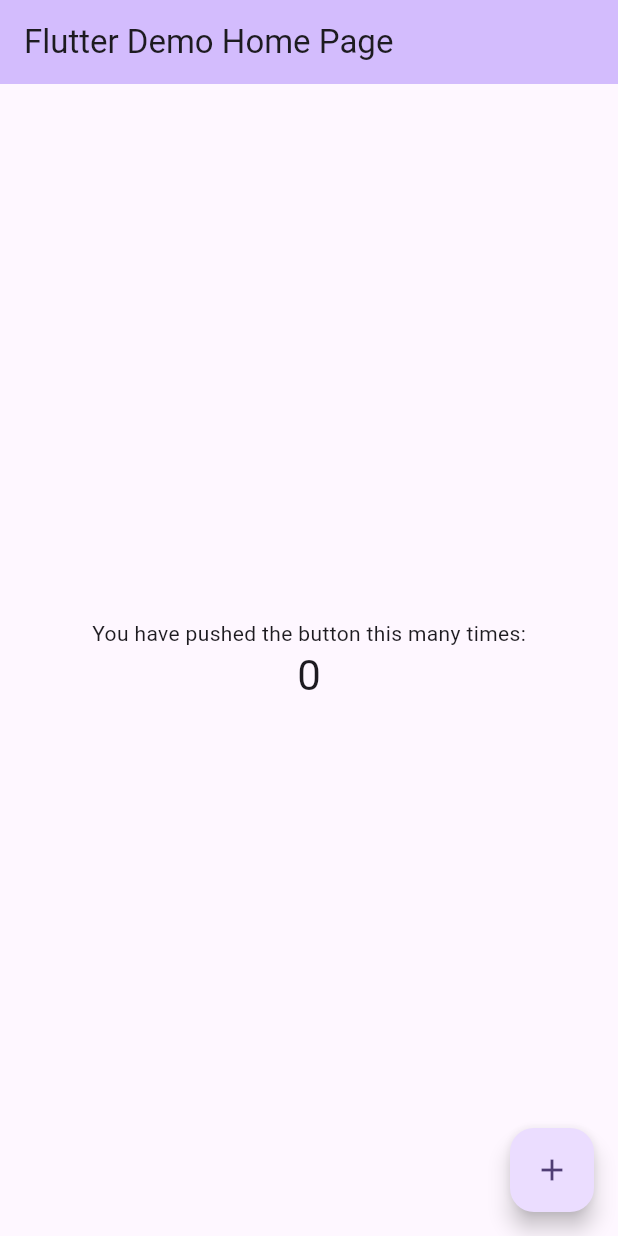
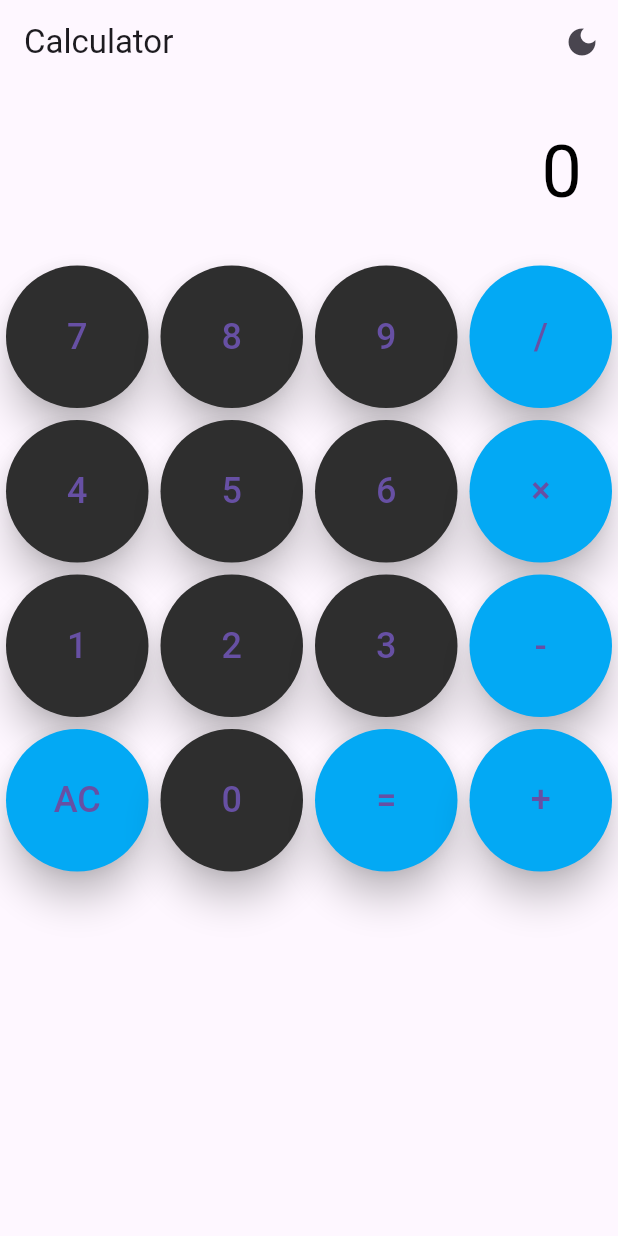
Before and after one commit to jjacob-t/MAD_hw1, a Flutter app: the screen it shows after launch, on a phone screen of 412 x 824 dp. Run offline on Flutter 3.47's test engine with Material 3 defaults, Android fonts, the phone set to English and light mode, and no system bars.

Commit message:
Finished calculator

```diff
--- a/lib/main.dart
+++ b/lib/main.dart
@@ -1,121 +1,213 @@
 import 'package:flutter/material.dart';
 
 void main() {
-  runApp(const MyApp());
+  runApp(const CalculatorApp());
 }
 
-class MyApp extends StatelessWidget {
-  const MyApp({super.key});
+class CalculatorApp extends StatelessWidget {
+  const CalculatorApp({super.key});
 
-  // This widget is the root of your application.
   @override
   Widget build(BuildContext context) {
     return MaterialApp(
-      title: 'Flutter Demo',
-      theme: ThemeData(
-        // This is the theme of your application.
-        //
-        // TRY THIS: Try running your application with "flutter run". You'll see
-        // the application has a purple toolbar. Then, without quitting the app,
-        // try changing the seedColor in the colorScheme below to Colors.green
-        // and then invoke "hot reload" (save your changes or press the "hot
-        // reload" button in a Flutter-supported IDE, or press "r" if you used
-        // the command line to start the app).
-        //
-        // Notice that the counter didn't reset back to zero; the application
-        // state is not lost during the reload. To reset the state, use hot
-        // restart instead.
-        //
-        // This works for code too, not just values: Most code changes can be
-        // tested with just a hot reload.
-        colorScheme: .fromSeed(seedColor: Colors.deepPurple),
-      ),
-      home: const MyHomePage(title: 'Flutter Demo Home Page'),
+      theme: ThemeData.light(),
+      darkTheme: ThemeData.dark(),
+      home: CalculatorPage(),
     );
   }
 }
 
-class MyHomePage extends StatefulWidget {
-  const MyHomePage({super.key, required this.title});
-
-  // This widget is the home page of your application. It is stateful, meaning
-  // that it has a State object (defined below) that contains fields that affect
-  // how it looks.
-
-  // This class is the configuration for the state. It holds the values (in this
-  // case the title) provided by the parent (in this case the App widget) and
-  // used by the build method of the State. Fields in a Widget subclass are
-  // always marked "final".
-
-  final String title;
+class CalculatorPage extends StatefulWidget {
+  const CalculatorPage({super.key});
 
   @override
-  State<MyHomePage> createState() => _MyHomePageState();
+  State<CalculatorPage> createState() => _CalculatorPageState();
 }
 
-class _MyHomePageState extends State<MyHomePage> {
-  int _counter = 0;
+class _CalculatorPageState extends State<CalculatorPage> {
+  String display = '0';
+  double? firstNumber;
+  String? operator;
+  bool _isDark = false;
+  bool _waiting = false;
 
-  void _incrementCounter() {
+  // Single function for all button presses that checks which button was pressed and acts accordingly
+  void onButtonPressed(String value) {
     setState(() {
-      // This call to setState tells the Flutter framework that something has
-      // changed in this State, which causes it to rerun the build method below
-      // so that the display can reflect the updated values. If we changed
-      // _counter without calling setState(), then the build method would not be
-      // called again, and so nothing would appear to happen.
-      _counter++;
+      if (value == 'AC') {
+        display = '0';
+        firstNumber = null;
+        operator = null;
+        return;
+      }
+
+      // When an operator is pressed, parse the number in the display, store the operator, and signal waiting for second number
+      if (value == '+' || value == '-' || value == '×' || value == '/') {
+        firstNumber = double.parse(display);
+        operator = value;
+        display = '$firstNumber$operator';
+        _waiting = true;
+        return;
+      }
+
+      // With valid first num and operator, parse second number and perform operation
+      if (value == '=') {
+        if (firstNumber != null && operator != null) {
+          double secondNumber = double.parse(display);
+          double result = 0;
+
+          switch (operator) {
+            case '+':
+              result = firstNumber! + secondNumber;
+              break;
+            case '-':
+              result = firstNumber! - secondNumber;
+              break;
+            case '×':
+              result = firstNumber! * secondNumber;
+              break;
+            case '/':
+              // Dividing by 0 simply produces 0 instead of an error
+              result = secondNumber == 0 ? 0 : firstNumber! / secondNumber;
+              break;
+          }
+
+          display = result.toString();
+          firstNumber = null;
+          operator = null;
+        }
+        return;
+      }
+
+      // Second number pressed
+      if (_waiting) {
+        display = value;
+        _waiting = false;
+      } else if (display == '0') {
+        display = value;
+      } else {
+        display += value;
+      }
     });
   }
 
+  void _toggleTheme() {
+    setState(() {
+    _isDark = !_isDark;
+  });
+}
+
+  // Button building widget to avoid having 16 near identical ones later
+  Widget buildButton(String text) {
+    // Checks if the button being built is an operator
+    final bool isOperator =  ['+', '-', '×', '/', '=', 'AC'].contains(text);
+
+    // If the button is an operator, its color is blue. Else, it will be grey
+    final Color baseColor = isOperator ? Colors.lightBlue : const Color(0xFF2E2E2E);
+  return Expanded(
+    child: AspectRatio(
+      aspectRatio: 1,
+      child: Padding(
+        padding: const EdgeInsets.all(4),
+        child: ElevatedButton(
+          onPressed: () => onButtonPressed(text),
+          style: ButtonStyle(
+            elevation: WidgetStateProperty.resolveWith((states) {
+              if (states.contains(WidgetState.pressed)) {
+                return 0; // Elevation drops to 0 when pressed
+              }
+                return 10; // High rest elevation
+            }),
+            backgroundColor: WidgetStateProperty.resolveWith((states) {
+              if (states.contains(WidgetState.pressed)) {
+                return Colors.orange; // Buttons turn orange when pressed
+              }
+              return baseColor; // Appropriate base button color
+            }),
+          ),
+          child: Text(
+            text,
+            style: const TextStyle(fontSize: 24),
+          ),
+        ),
+      ),
+    ),
+  );
+}
+
   @override
   Widget build(BuildContext context) {
-    // This method is rerun every time setState is called, for instance as done
-    // by the _incrementCounter method above.
-    //
-    // The Flutter framework has been optimized to make rerunning build methods
-    // fast, so that you can just rebuild anything that needs updating rather
-    // than having to individually change instances of widgets.
-    return Scaffold(
-      appBar: AppBar(
-        // TRY THIS: Try changing the color here to a specific color (to
-        // Colors.amber, perhaps?) and trigger a hot reload to see the AppBar
-        // change color while the other colors stay the same.
-        backgroundColor: Theme.of(context).colorScheme.inversePrimary,
-        // Here we take the value from the MyHomePage object that was created by
-        // the App.build method, and use it to set our appbar title.
-        title: Text(widget.title),
-      ),
-      body: Center(
-        // Center is a layout widget. It takes a single child and positions it
-        // in the middle of the parent.
-        child: Column(
-          // Column is also a layout widget. It takes a list of children and
-          // arranges them vertically. By default, it sizes itself to fit its
-          // children horizontally, and tries to be as tall as its parent.
-          //
-          // Column has various properties to control how it sizes itself and
-          // how it positions its children. Here we use mainAxisAlignment to
-          // center the children vertically; the main axis here is the vertical
-          // axis because Columns are vertical (the cross axis would be
-          // horizontal).
-          //
-          // TRY THIS: Invoke "debug painting" (choose the "Toggle Debug Paint"
-          // action in the IDE, or press "p" in the console), to see the
-          // wireframe for each widget.
-          mainAxisAlignment: .center,
-          children: [
-            const Text('You have pushed the button this many times:'),
-            Text(
-              '$_counter',
-              style: Theme.of(context).textTheme.headlineMedium,
+    return Theme(
+      data: _isDark ? ThemeData.dark() : ThemeData.light(),
+      child: Scaffold(
+        appBar: AppBar(
+          title: const Text('Calculator'),
+          actions: [
+            // Theme toggle button top right of appbar
+            IconButton(
+              onPressed: _toggleTheme,
+              icon: Icon(_isDark ? Icons.light_mode : Icons.dark_mode),
+              tooltip: 'Toggle Theme',
             ),
           ],
         ),
-      ),
-      floatingActionButton: FloatingActionButton(
-        onPressed: _incrementCounter,
-        tooltip: 'Increment',
-        child: const Icon(Icons.add),
+        body: SafeArea(
+          child: Column(
+            children: [
+              // Display area container
+              Container(
+                alignment: Alignment.centerRight,
+                padding: const EdgeInsets.all(24),
+                child: Text(
+                  display,
+                  style: TextStyle(
+                    fontSize: 48,
+                    color: _isDark ? Colors.white : Colors.black,
+                  ),
+                ),
+              ),
+              Expanded(
+                child: Column(
+                  children: [
+                    // Labels and places for various buttons
+                    Row(
+                      children: [
+                        buildButton('7'),
+                        buildButton('8'),
+                        buildButton('9'),
+                        buildButton('/'),
+                      ],
+                    ),
+                    Row(
+                      children: [
+                        buildButton('4'),
+                        buildButton('5'),
+                        buildButton('6'),
+                        buildButton('×'),
+                      ],
+                    ),
+                    Row(
+                      children: [
+                        buildButton('1'),
+                        buildButton('2'),
+                        buildButton('3'),
+                        buildButton('-'),
+                      ],
+                    ),
+                    Row(
+                      children: [
+                        buildButton('AC'),
+                        buildButton('0'),
+                        buildButton('='),
+                        buildButton('+'),
+                      ],
+                    ),
+                  ],
+                ),
+              ),
+            ],
+          ),
+        ),
       ),
     );
   }
```
Also changed, not shown: 1 other file.
